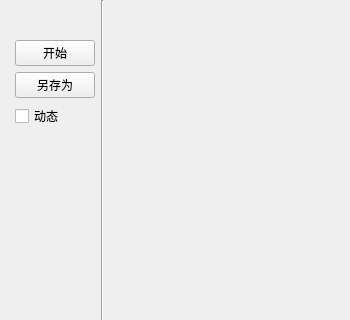
BAT6188/kedacom-android-tool, file screendockwidget.ui: the form before one commit; both pictures show x 0 to 350 and y 0 to 320 of the 350 by 500 pixel window.
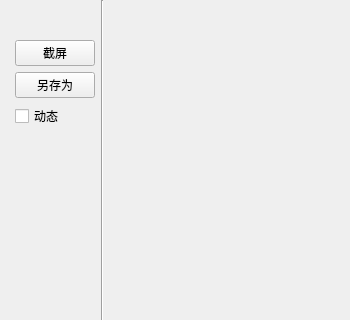
The form after the commit.

Commit message: Add screen checkbutton.

Diff of the .ui file:
```diff
--- a/screendockwidget.ui
+++ b/screendockwidget.ui
@@ -112,7 +112,7 @@
        <item>
         <widget class="QPushButton" name="start">
          <property name="text">
-          <string>开始</string>
+          <string>截屏</string>
          </property>
         </widget>
        </item>
```
The commit also changes 4 other files.
